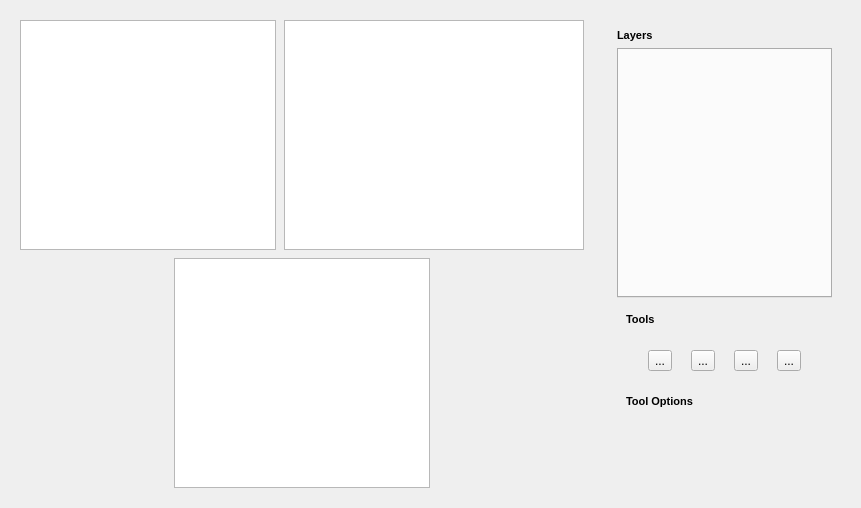
Old version of the form oat/views/ui/ui_annotation_view.ui in the repository Oli4/oat.
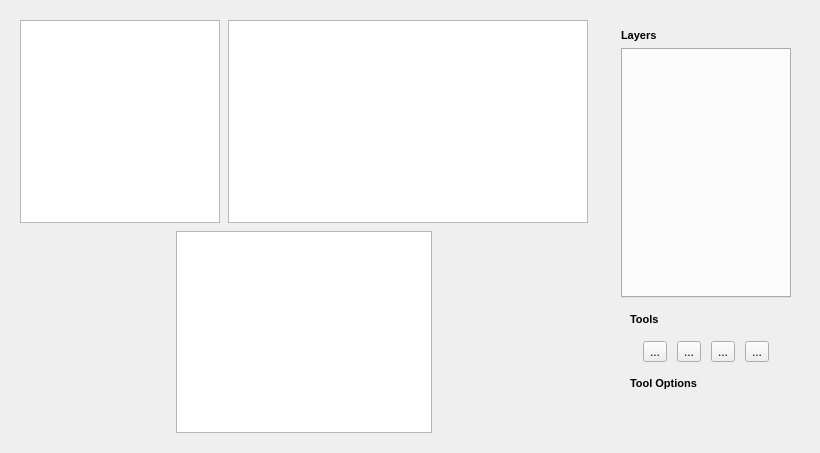
New version of the form. Icons and pictures are not drawn. Custom widgets are drawn as their Qt base class.

Commit message: new views and icons

What changed in the file:
```diff
--- a/oat/views/ui/ui_annotation_view.ui
+++ b/oat/views/ui/ui_annotation_view.ui
@@ -6,8 +6,8 @@
    <rect>
     <x>0</x>
     <y>0</y>
-    <width>861</width>
-    <height>508</height>
+    <width>820</width>
+    <height>453</height>
    </rect>
   </property>
   <property name="windowTitle">
@@ -29,8 +29,8 @@
          <widget class="LocalizerView" name="graphicsViewLocalizer">
           <property name="sizePolicy">
            <sizepolicy hsizetype="Preferred" vsizetype="Preferred">
-            <horstretch>0</horstretch>
-            <verstretch>200</verstretch>
+            <horstretch>2</horstretch>
+            <verstretch>2</verstretch>
            </sizepolicy>
           </property>
           <property name="minimumSize">
@@ -61,8 +61,8 @@
          <widget class="BscanView" name="graphicsViewBscan">
           <property name="sizePolicy">
            <sizepolicy hsizetype="Preferred" vsizetype="Preferred">
-            <horstretch>0</horstretch>
-            <verstretch>200</verstretch>
+            <horstretch>4</horstretch>
+            <verstretch>2</verstretch>
            </sizepolicy>
           </property>
           <property name="minimumSize">
@@ -144,7 +144,7 @@
     <widget class="QWidget" name="widget" native="true">
      <property name="sizePolicy">
       <sizepolicy hsizetype="Expanding" vsizetype="Expanding">
-       <horstretch>100</horstretch>
+       <horstretch>1</horstretch>
        <verstretch>0</verstretch>
       </sizepolicy>
      </property>
@@ -153,7 +153,7 @@
        <widget class="QWidget" name="widget_2" native="true">
         <property name="sizePolicy">
          <sizepolicy hsizetype="Expanding" vsizetype="Expanding">
-          <horstretch>100</horstretch>
+          <horstretch>1</horstretch>
           <verstretch>0</verstretch>
          </sizepolicy>
         </property>
@@ -183,6 +183,12 @@
          </item>
          <item>
           <widget class="QTabWidget" name="layerOverview">
+           <property name="sizePolicy">
+            <sizepolicy hsizetype="Expanding" vsizetype="Expanding">
+             <horstretch>1</horstretch>
+             <verstretch>0</verstretch>
+            </sizepolicy>
+           </property>
            <property name="minimumSize">
             <size>
              <width>170</width>
@@ -238,7 +244,7 @@
                </sizepolicy>
               </property>
               <layout class="QGridLayout" name="gridLayout">
-               <item row="1" column="3">
+               <item row="1" column="4">
                 <widget class="QToolButton" name="toolButton_8">
                  <property name="text">
                   <string>...</string>
@@ -251,7 +257,7 @@
                  </property>
                 </widget>
                </item>
-               <item row="1" column="0">
+               <item row="1" column="1">
                 <widget class="QToolButton" name="penButton">
                  <property name="text">
                   <string>...</string>
@@ -266,22 +272,12 @@
                    <height>24</height>
                   </size>
                  </property>
-                </widget>
-               </item>
-               <item row="1" column="1">
-                <widget class="QToolButton" name="toolButton_7">
-                 <property name="text">
-                  <string>...</string>
+                 <property name="checkable">
+                  <bool>true</bool>
                  </property>
-                 <property name="iconSize">
-                  <size>
-                   <width>24</width>
-                   <height>24</height>
-                  </size>
-                 </property>
                 </widget>
                </item>
-               <item row="1" column="2">
+               <item row="1" column="3">
                 <widget class="QToolButton" name="toolButton_6">
                  <property name="text">
                   <string>...</string>
@@ -294,6 +290,26 @@
                  </property>
                 </widget>
                </item>
+               <item row="1" column="0">
+                <widget class="QToolButton" name="navigationButton">
+                 <property name="text">
+                  <string>...</string>
+                 </property>
+                 <property name="icon">
+                  <iconset resource="resources.qrc">
+                   <normaloff>:/icons/icons/navigation.svg</normaloff>:/icons/icons/navigation.svg</iconset>
+                 </property>
+                 <property name="iconSize">
+                  <size>
+                   <width>24</width>
+                   <height>24</height>
+                  </size>
+                 </property>
+                 <property name="checkable">
+                  <bool>true</bool>
+                 </property>
+                </widget>
+               </item>
               </layout>
              </widget>
             </item>
```
Left out of the diff: 6 changed lines with no effect on the pictures. The commit also changes 53 other files.
